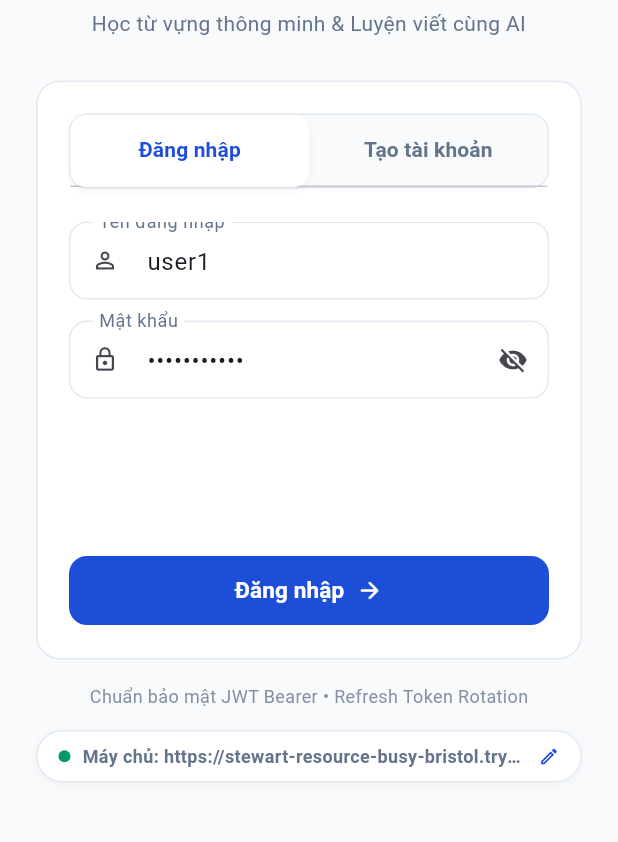
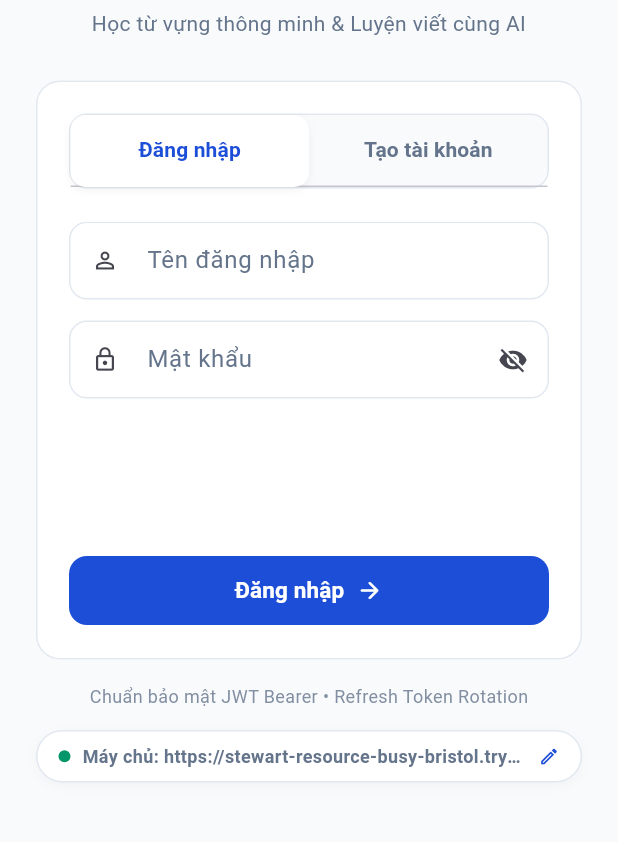
Before and after one commit to Khanhth2022/l_english, a Flutter app: the screen it shows after launch, on a phone screen of 412 x 824 dp, the part 362-1204 px from its top. Run offline on Flutter 3.47's test engine with Material 3 defaults, Android fonts, the phone set to English and light mode, and no system bars; our stand-ins replace dio, flutter_secure_storage, image_picker; missing offline and left inert: google_mlkit_text_recognition; Roboto replaces fonts that are missing (Segoe UI); project files that could hold a hidden picture were left out.

Commit message:
fix(auth): chi dien san tai khoan mau khi chay debug (#12)
Ban phat hanh khong con lo user1/password123 tren man hinh dang nhap.

```diff
--- a/lib/features/auth/ui/auth_screen.dart
+++ b/lib/features/auth/ui/auth_screen.dart
@@ -1,4 +1,5 @@
 import 'package:dio/dio.dart';
+import 'package:flutter/foundation.dart';
 import 'package:flutter/material.dart';
 import 'package:provider/provider.dart';
 
@@ -19,8 +20,13 @@ class AuthScreen extends StatefulWidget {
 class _AuthScreenState extends State<AuthScreen> with SingleTickerProviderStateMixin {
   late final TabController _tabController = TabController(length: 2, vsync: this);
 
-  final _loginUsernameController = TextEditingController(text: 'user1');
-  final _loginPasswordController = TextEditingController(text: 'password123');
+  // Chỉ điền sẵn tài khoản mẫu khi chạy debug, bản phát hành để trống.
+  final _loginUsernameController = TextEditingController(
+    text: kDebugMode ? 'user1' : '',
+  );
+  final _loginPasswordController = TextEditingController(
+    text: kDebugMode ? 'password123' : '',
+  );
 
   final _registerUsernameController = TextEditingController();
   final _registerPasswordController = TextEditingController();
```
